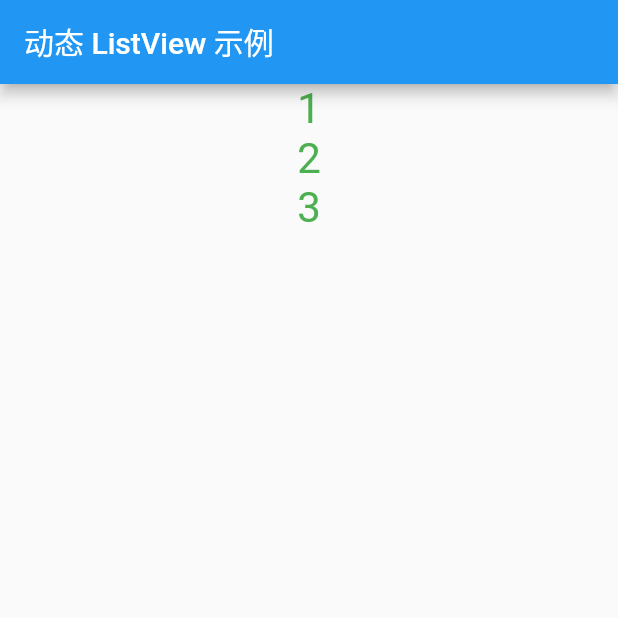
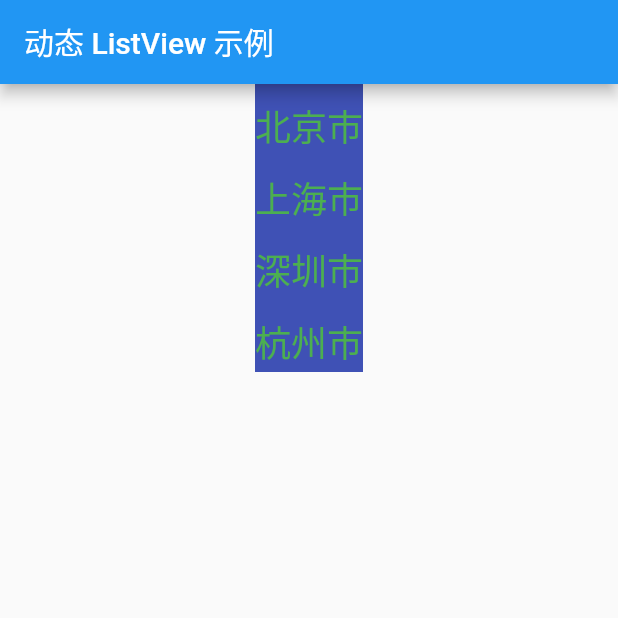
Before and after one commit to mizhon/flutter_tentative, a Flutter app: the screen it shows after launch, on a phone screen of 412 x 824 dp, the top half of it. Run offline on Flutter 3.47's test engine with Material 2 defaults, Android fonts, the phone set to English and light mode, and no system bars.

Commit message:
验证TextStyle中的height属性，height的真实高度是字体字号的倍数

```diff
--- a/lib/screens/lists/dynamic_listview.dart
+++ b/lib/screens/lists/dynamic_listview.dart
@@ -2,7 +2,7 @@ import 'package:flutter/material.dart';
 
 class DynamicListViewScreen extends StatelessWidget {
 
-  List<String> itemList = ["1", "2", "3"];
+  List<String> itemList = ["北京市", "上海市", "深圳市", "杭州市"];
 
   @override
   Widget build(BuildContext context) {
@@ -21,8 +21,10 @@ class DynamicListViewScreen extends StatelessWidget {
                     Text(
                       itemList[index],
                       style: TextStyle(
-                        fontSize: 28.0,
-                        color: Colors.green
+                        fontSize: 24.0,
+                        color: Colors.green,
+                        backgroundColor: Colors.indigo,
+                        height: 2.0
                       ),
                     ),
                   ],
```
